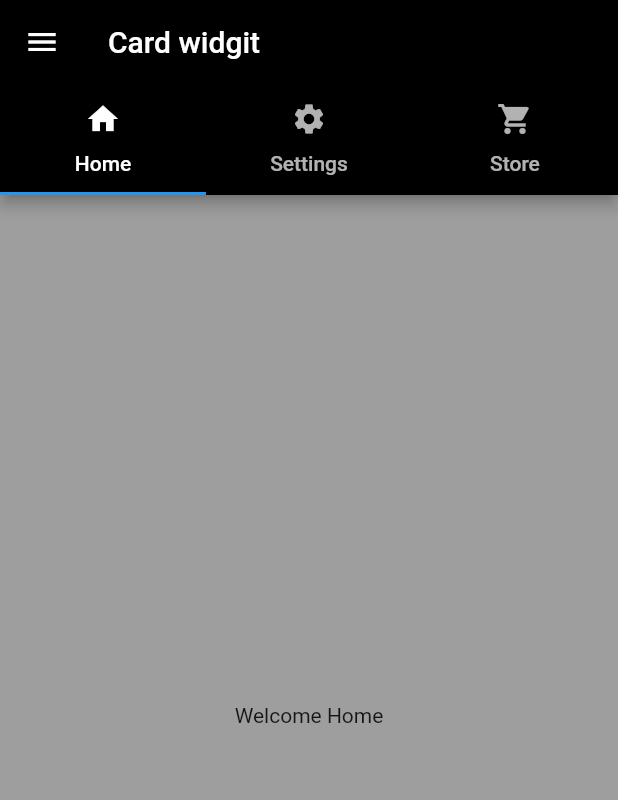
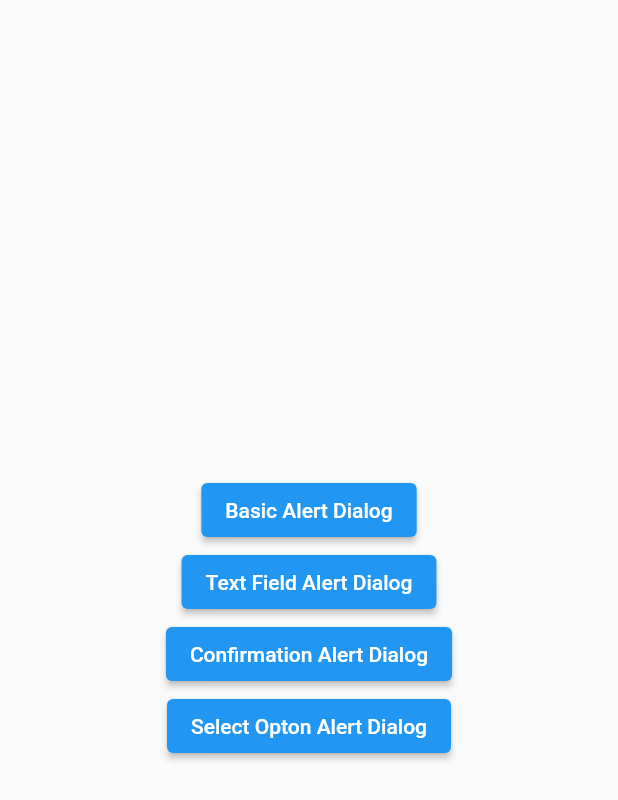
Before and after one commit to ag597482/flutter, a Flutter app: the screen it shows after launch, on a phone screen of 412 x 824 dp. Shown: the top 800 px of the screen. Run offline on Flutter 3.47's test engine with Material 2 defaults, Android fonts, the phone set to English and light mode, and no system bars.

Commit message:
alerts added

```diff
--- a/lib/main.dart
+++ b/lib/main.dart
@@ -1,119 +1,151 @@
+import 'dart:developer';
+
 import 'package:flutter/material.dart';
 
-var appTheme = Color.fromARGB(255, 53, 152, 124);
-
-String local_image = "assets/refund.jpeg";
-String fb_image =
-    "https://scontent-sin6-4.xx.fbcdn.net/v/t39.30808-6/269587835_4730930460361411_7291457782084260876_n.jpg?_nc_cat=100&ccb=1-7&_nc_sid=e3f864&_nc_ohc=B94C0fm8V0gAX9V9kyV&_nc_ht=scontent-sin6-4.xx&oh=00_AT91s_s1-kePyTpzUQNP9xXxEP4t_x-JMEk4fcVu5z0_vA&oe=6341A2E2";
-
 void main() {
-  runApp(App());
+  runApp(MyApp());
 }
 
-class App extends StatelessWidget {
-  const App({super.key});
-
+class MyApp extends StatelessWidget {
   @override
   Widget build(BuildContext context) {
-    return MaterialApp(
-        debugShowCheckedModeBanner: false,
-        title: "first",
-        home: DefaultTabController(
-          length: 3,
-          child: Scaffold(
-            backgroundColor: Colors.grey,
-            appBar: AppBar(
-              backgroundColor: Colors.black,
-              title: Text("Card widgit"),
-              bottom: TabBar(tabs: [
-                Tab(
-                  icon: Icon(Icons.home),
-                  text: "Home",
-                ),
-                Tab(
-                  icon: Icon(Icons.settings),
-                  text: "Settings",
-                ),
-                Tab(
-                  icon: Icon(Icons.local_grocery_store),
-                  text: "Store",
-                )
-              ]),
-            ),
-            drawer: ListView(
-              padding: EdgeInsets.all(8.0),
-              children: [
-                UserAccountsDrawerHeader(
-                    accountName: Text("Aman Gupta"),
-                    accountEmail: Text("aman.gupta@gmail.com"),
-                    currentAccountPicture: Container(
-                      height: 60,
-                      width: 60,
-                      decoration: BoxDecoration(
-                        borderRadius: BorderRadius.circular(50),
-                        image: DecorationImage(
-                            image: AssetImage(local_image), fit: BoxFit.fill),
-                      ),
-                    )),
-                ListTile(
-                  leading: Icon(Icons.home),
-                  title: Text("Home"),
-                  onTap: () {
-                    HomePage();
-                  },
-                ),
-                ListTile(
-                  leading: Icon(Icons.settings),
-                  title: Text("Settings"),
-                  onTap: () {
-                    HomePage();
-                  },
-                ),
-                ListTile(
-                  leading: Icon(Icons.local_grocery_store),
-                  title: Text("Store"),
-                  onTap: () {
-                    HomePage();
-                  },
-                )
-              ],
-            ),
-            body:
-                TabBarView(children: [HomePage(), SettingPage(), StorePage()]),
-          ),
-        ));
+    return MaterialApp(debugShowCheckedModeBanner: false, home: AlertWidgit());
   }
 }
 
-class HomePage extends StatelessWidget {
+class AlertWidgit extends StatelessWidget {
+  TextEditingController _textEditingController = new TextEditingController();
   @override
   Widget build(BuildContext context) {
-    return Center(
-      child: Container(
-        child: Text("Welcome Home"),
+    return Scaffold(
+      body: Center(
+        child: Column(mainAxisAlignment: MainAxisAlignment.center, children: [
+          ElevatedButton(
+            child: Text("Basic Alert Dialog"),
+            onPressed: () {
+              alertDialogWidgit(context);
+            },
+          ),
+          ElevatedButton(
+            child: Text("Text Field Alert Dialog"),
+            onPressed: () {
+              textFieldAlertDialogWidgit(context, _textEditingController);
+            },
+          ),
+          ElevatedButton(
+            child: Text("Confirmation Alert Dialog"),
+            onPressed: () async {
+              final acitons? actionTaken =
+                  await confirmationAlertDialogWidgit(context);
+              log("action taken  is  $actionTaken ");
+              print("User selected $actionTaken");
+            },
+          ),
+          ElevatedButton(
+            child: Text("Select Opton Alert Dialog"),
+            onPressed: () async {
+              final lang? actionTaken = await selectOptionDialogWidgit(context);
+              log("action taken  is  $actionTaken ");
+              print("User selected $actionTaken");
+            },
+          )
+        ]),
       ),
     );
   }
 }
 
-class SettingPage extends StatelessWidget {
-  @override
-  Widget build(BuildContext context) {
-    return Center(
-      child: Container(
-        child: Text("Setting Page"),
-      ),
-    );
-  }
+alertDialogWidgit(BuildContext context) {
+  showDialog(
+      context: context,
+      builder: (BuildContext context) {
+        return AlertDialog(
+          title: Text("Basics"),
+          actions: [
+            ElevatedButton(
+                onPressed: () {
+                  Navigator.of(context).pop();
+                },
+                child: Text("ok"))
+          ],
+        );
+      });
 }
 
-class StorePage extends StatelessWidget {
-  @override
-  Widget build(BuildContext context) {
-    return Center(
-      child: Container(
-        child: Text("Store Page"),
-      ),
-    );
-  }
+textFieldAlertDialogWidgit(
+    BuildContext context, TextEditingController textEditingController) {
+  showDialog(
+      context: context,
+      builder: (BuildContext context) {
+        return AlertDialog(
+          title: Text("Basics"),
+          content: TextField(
+            decoration: InputDecoration(hintText: "Enter what you want"),
+            controller: textEditingController,
+          ),
+          actions: [
+            ElevatedButton(
+                onPressed: () {
+                  log(textEditingController.text);
+                  textEditingController.text = "";
+                  Navigator.of(context).pop();
+                },
+                child: Text("ok"))
+          ],
+        );
+      });
 }
+
+enum acitons { accept, reject }
+
+Future<acitons?> confirmationAlertDialogWidgit(BuildContext context) async {
+  return showDialog<acitons>(
+      barrierDismissible: false,
+      context: context,
+      builder: (BuildContext context) {
+        return AlertDialog(
+          title: Text("Confimation Action !!"),
+          content: Text("Choose you action"),
+          actions: [
+            ElevatedButton(
+                onPressed: () {
+                  Navigator.of(context).pop(acitons.accept);
+                },
+                child: Text("Accept")),
+            ElevatedButton(
+                onPressed: () {
+                  Navigator.of(context).pop(acitons.reject);
+                },
+                child: Text("Reject"))
+          ],
+        );
+      });
+}
+
+enum lang { c, java, python, react }
+
+Future<lang?> selectOptionDialogWidgit(BuildContext context) async {
+  return showDialog<lang>(
+      barrierDismissible: false,
+      context: context,
+      builder: (BuildContext context) {
+        return SimpleDialog(
+          title: Text("Choose any one"),
+          children: [
+            getSimpleDialog(context, "C", lang.c),
+            getSimpleDialog(context, "JAVA", lang.java),
+            getSimpleDialog(context, "PYTHON", lang.python),
+            getSimpleDialog(context, "REACT", lang.react)
+          ],
+        );
+      });
+}
+
+SimpleDialogOption getSimpleDialog(BuildContext context, String text, lang l) {
+  return SimpleDialogOption(
+    child: Text(text),
+    onPressed: () {
+      Navigator.pop(context, l);
+    },
+  );
+}
```
